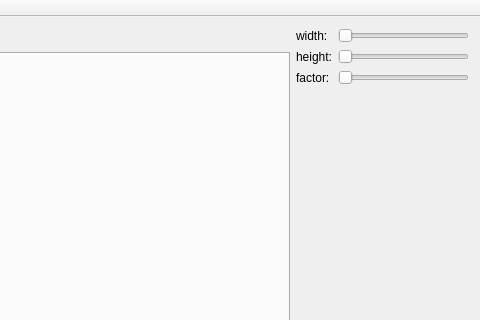
Before: the Qt Designer form mainwindow.ui in LeRoii/imageFusionTool, drawn with Qt 5; both pictures show x 584 to 1064 and y 0 to 320 of the 1064 by 644 pixel window.
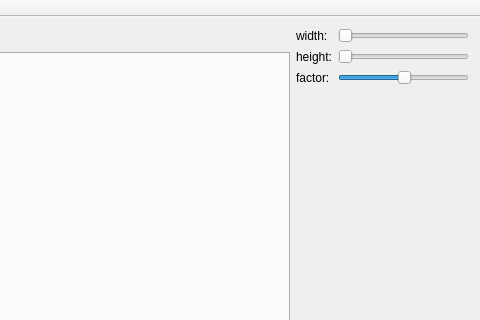
After: the same form once the commit is applied.

Commit message: factor complete

The edit to the form file:
```diff
--- a/mainwindow.ui
+++ b/mainwindow.ui
@@ -149,6 +149,9 @@
           </item>
           <item row="2" column="1">
            <widget class="QSlider" name="factorHorizontalSlider">
+            <property name="value">
+             <number>50</number>
+            </property>
             <property name="orientation">
              <enum>Qt::Horizontal</enum>
             </property>
```
The commit also changes 2 other files.
